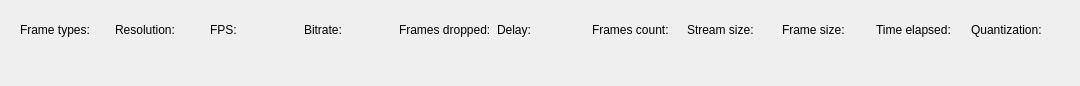
This is codec-preview/VideoStatisticsWidget.ui in pszopinski/codec-preview as Qt 5 draws it before an edit. The edited form follows.
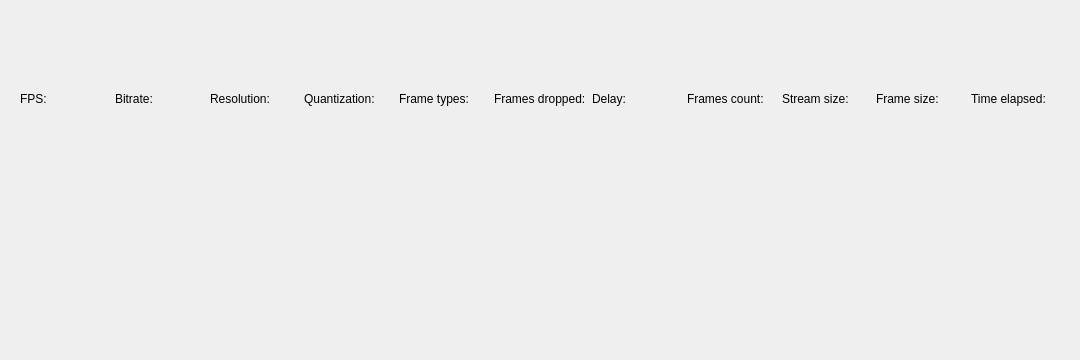
This is the edited form.

Commit message: align statistics with related parameters in gui

The edit to the form file:
```diff
--- a/codec-preview/VideoStatisticsWidget.ui
+++ b/codec-preview/VideoStatisticsWidget.ui
@@ -7,7 +7,7 @@
     <x>0</x>
     <y>0</y>
     <width>1080</width>
-    <height>86</height>
+    <height>360</height>
    </rect>
   </property>
   <property name="windowTitle">
@@ -16,26 +16,63 @@
   <layout class="QGridLayout" name="gridLayout_2">
    <item row="0" column="0">
     <widget class="QWidget" name="widget_2" native="true">
-     <layout class="QGridLayout" name="gridLayout">
-      <item row="0" column="0">
+     <layout class="QHBoxLayout" name="horizontalLayout">
+      <item>
        <layout class="QVBoxLayout" name="verticalLayout_4" stretch="0,0">
         <item>
          <widget class="QLabel" name="label">
+          <property name="sizePolicy">
+           <sizepolicy hsizetype="Preferred" vsizetype="Preferred">
+            <horstretch>0</horstretch>
+            <verstretch>0</verstretch>
+           </sizepolicy>
+          </property>
+          <property name="baseSize">
+           <size>
+            <width>100</width>
+            <height>0</height>
+           </size>
+          </property>
           <property name="text">
-           <string>Frame types:</string>
+           <string>FPS:</string>
           </property>
          </widget>
         </item>
         <item>
-         <widget class="QLabel" name="frameTypes"/>
+         <widget class="QLabel" name="frameRate">
+          <property name="baseSize">
+           <size>
+            <width>100</width>
+            <height>0</height>
+           </size>
+          </property>
+         </widget>
         </item>
        </layout>
       </item>
-      <item row="0" column="1">
+      <item>
        <layout class="QVBoxLayout" name="verticalLayout_8">
         <item>
          <widget class="QLabel" name="label_2">
           <property name="text">
+           <string>Bitrate:</string>
+          </property>
+         </widget>
+        </item>
+        <item>
+         <widget class="QLabel" name="bitRate">
+          <property name="text">
+           <string/>
+          </property>
+         </widget>
+        </item>
+       </layout>
+      </item>
+      <item>
+       <layout class="QVBoxLayout" name="verticalLayout_11" stretch="0,0">
+        <item>
+         <widget class="QLabel" name="lBitrate">
+          <property name="text">
            <string>Resolution:</string>
           </property>
          </widget>
@@ -49,7 +86,43 @@
         </item>
        </layout>
       </item>
-      <item row="0" column="4">
+      <item>
+       <layout class="QVBoxLayout" name="verticalLayout_18">
+        <item>
+         <widget class="QLabel" name="label_13">
+          <property name="text">
+           <string>Quantization:</string>
+          </property>
+         </widget>
+        </item>
+        <item>
+         <widget class="QLabel" name="quantization">
+          <property name="text">
+           <string/>
+          </property>
+         </widget>
+        </item>
+       </layout>
+      </item>
+      <item>
+       <layout class="QVBoxLayout" name="verticalLayout_13">
+        <item>
+         <widget class="QLabel" name="label_7">
+          <property name="text">
+           <string>Frame types:</string>
+          </property>
+         </widget>
+        </item>
+        <item>
+         <widget class="QLabel" name="frameTypes">
+          <property name="text">
+           <string/>
+          </property>
+         </widget>
+        </item>
+       </layout>
+      </item>
+      <item>
        <layout class="QVBoxLayout" name="verticalLayout_7" stretch="0,0">
         <item>
          <widget class="QLabel" name="label_6">
@@ -67,7 +140,7 @@
         </item>
        </layout>
       </item>
-      <item row="0" column="5">
+      <item>
        <layout class="QVBoxLayout" name="verticalLayout_12" stretch="0,0">
         <item>
          <widget class="QLabel" name="label_8">
@@ -85,25 +158,7 @@
         </item>
        </layout>
       </item>
-      <item row="0" column="3">
-       <layout class="QVBoxLayout" name="verticalLayout_11" stretch="0,0">
-        <item>
-         <widget class="QLabel" name="lBitrate">
-          <property name="text">
-           <string>Bitrate:</string>
-          </property>
-         </widget>
-        </item>
-        <item>
-         <widget class="QLabel" name="bitRate">
-          <property name="text">
-           <string/>
-          </property>
-         </widget>
-        </item>
-       </layout>
-      </item>
-      <item row="0" column="6">
+      <item>
        <layout class="QVBoxLayout" name="verticalLayout_14" stretch="0,0">
         <item>
          <widget class="QLabel" name="label_9">
@@ -121,25 +176,7 @@
         </item>
        </layout>
       </item>
-      <item row="0" column="2">
-       <layout class="QVBoxLayout" name="verticalLayout_13">
-        <item>
-         <widget class="QLabel" name="label_7">
-          <property name="text">
-           <string>FPS:</string>
-          </property>
-         </widget>
-        </item>
-        <item>
-         <widget class="QLabel" name="frameRate">
-          <property name="text">
-           <string/>
-          </property>
-         </widget>
-        </item>
-       </layout>
-      </item>
-      <item row="0" column="7">
+      <item>
        <layout class="QVBoxLayout" name="verticalLayout_15">
         <item>
          <widget class="QLabel" name="label_10">
@@ -157,7 +194,7 @@
         </item>
        </layout>
       </item>
-      <item row="0" column="8">
+      <item>
        <layout class="QVBoxLayout" name="verticalLayout_16">
         <item>
          <widget class="QLabel" name="label_11">
@@ -175,7 +212,7 @@
         </item>
        </layout>
       </item>
-      <item row="0" column="9">
+      <item>
        <layout class="QVBoxLayout" name="verticalLayout_17">
         <item>
          <widget class="QLabel" name="label_12">
@@ -193,24 +230,6 @@
         </item>
        </layout>
       </item>
-	  <item row="0" column="10">
-       <layout class="QVBoxLayout" name="verticalLayout_18">
-        <item>
-         <widget class="QLabel" name="label_13">
-          <property name="text">
-           <string>Quantization:</string>
-          </property>
-         </widget>
-        </item>
-        <item>
-         <widget class="QLabel" name="quantization">
-          <property name="text">
-           <string/>
-          </property>
-         </widget>
-        </item>
-       </layout>
-      </item>
      </layout>
     </widget>
    </item>
```
The commit also changes 12 other files.
